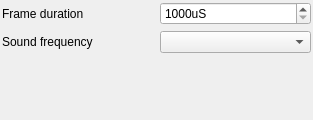
Qt form apps/zxtune-qt/ui/preferences/sound.ui (vitamin-caig/zxtune) before a commit.
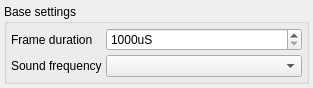
The same form after that commit.

Commit message: zxtune-qt: fixes in margins, spacing and options sheets.

```diff
--- a/apps/zxtune-qt/ui/preferences/sound.ui
+++ b/apps/zxtune-qt/ui/preferences/sound.ui
@@ -7,59 +7,77 @@
     <x>0</x>
     <y>0</y>
     <width>313</width>
-    <height>120</height>
+    <height>56</height>
    </rect>
   </property>
   <property name="windowTitle">
    <string>Sound</string>
   </property>
-  <layout class="QGridLayout" name="gridLayout">
+  <layout class="QVBoxLayout">
+   <property name="spacing">
+    <number>4</number>
+   </property>
    <property name="margin">
-    <number>2</number>
+    <number>4</number>
    </property>
-   <item row="1" column="0">
-    <widget class="QLabel" name="soundFrequencyLabel">
-     <property name="text">
-      <string>Sound frequency</string>
+   <item>
+    <widget class="QGroupBox">
+     <property name="title">
+      <string>Base settings</string>
      </property>
+     <layout class="QFormLayout">
+      <property name="spacing">
+       <number>4</number>
+      </property>
+      <property name="margin">
+       <number>4</number>
+      </property>
+      <item row="0" column="0">
+       <widget class="QLabel">
+        <property name="text">
+         <string>Frame duration</string>
+        </property>
+       </widget>
+      </item>
+      <item row="0" column="1">
+       <widget class="QSpinBox" name="frameDurationValue">
+        <property name="suffix">
+         <string>uS</string>
+        </property>
+        <property name="minimum">
+         <number>1000</number>
+        </property>
+        <property name="maximum">
+         <number>1000000</number>
+        </property>
+       </widget>
+      </item>
+      <item row="1" column="0">
+       <widget class="QLabel">
+        <property name="text">
+         <string>Sound frequency</string>
+        </property>
+       </widget>
+      </item>
+      <item row="1" column="1">
+       <widget class="QComboBox" name="soundFrequency"/>
+      </item>
+     </layout>
     </widget>
    </item>
-   <item row="0" column="0">
-    <widget class="QLabel" name="frameDurationLabel">
-     <property name="text">
-      <string>Frame duration</string>
-     </property>
-    </widget>
-   </item>
-   <item row="2" column="0">
+   <item>
     <spacer name="verticalSpacer">
      <property name="orientation">
       <enum>Qt::Vertical</enum>
      </property>
      <property name="sizeHint" stdset="0">
       <size>
-       <width>20</width>
-       <height>40</height>
+       <width>0</width>
+       <height>0</height>
       </size>
      </property>
     </spacer>
    </item>
-   <item row="1" column="1">
-    <widget class="QComboBox" name="soundFrequency"/>
-   </item>
-   <item row="0" column="1">
-    <widget class="QSpinBox" name="frameDurationValue">
-     <property name="suffix">
-      <string>uS</string>
-     </property>
-     <property name="minimum">
-      <number>1000</number>
-     </property>
-     <property name="maximum">
-      <number>1000000</number>
-     </property>
-    </widget>
-   </item>
   </layout>
  </widget>
  <resources/>
```
The commit also changes 15 other files.
